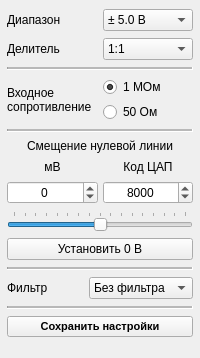
This is Qt/chanform.ui in Ore111ek/Signal-registration-complex as Qt 5 draws it before an edit. The edited form follows.
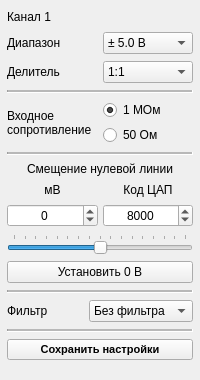
This is the edited form.

```diff
--- a/Qt/chanform.ui
+++ b/Qt/chanform.ui
@@ -7,7 +7,7 @@
     <x>0</x>
     <y>0</y>
     <width>200</width>
-    <height>358</height>
+    <height>380</height>
    </rect>
   </property>
   <property name="sizePolicy">
@@ -19,7 +19,7 @@
   <property name="maximumSize">
    <size>
     <width>200</width>
-    <height>360</height>
+    <height>380</height>
    </size>
   </property>
   <property name="windowTitle">
@@ -41,6 +41,25 @@
    <property name="bottomMargin">
     <number>7</number>
    </property>
+   <item>
+    <widget class="QLabel" name="label_chNumber">
+     <property name="sizePolicy">
+      <sizepolicy hsizetype="Fixed" vsizetype="Fixed">
+       <horstretch>0</horstretch>
+       <verstretch>0</verstretch>
+      </sizepolicy>
+     </property>
+     <property name="maximumSize">
+      <size>
+       <width>16777215</width>
+       <height>16</height>
+      </size>
+     </property>
+     <property name="text">
+      <string>Канал 1</string>
+     </property>
+    </widget>
+   </item>
    <item>
     <layout class="QHBoxLayout" name="horizontalLayout_2">
      <item>
```
Left out of the diff: 15 changed lines with no effect on the pictures.
